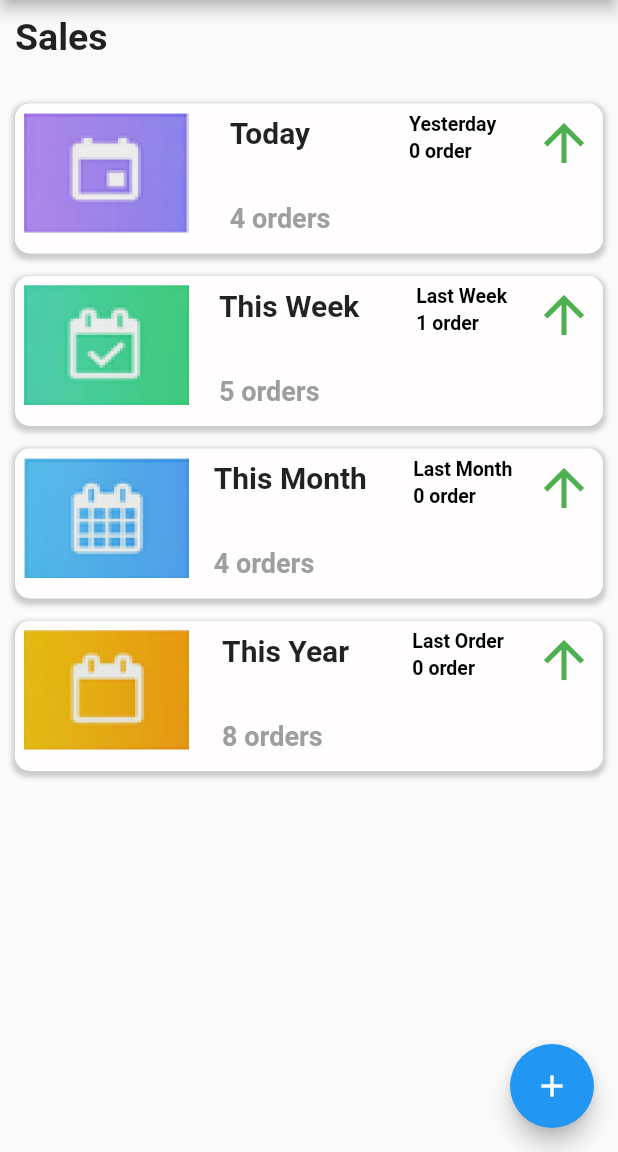
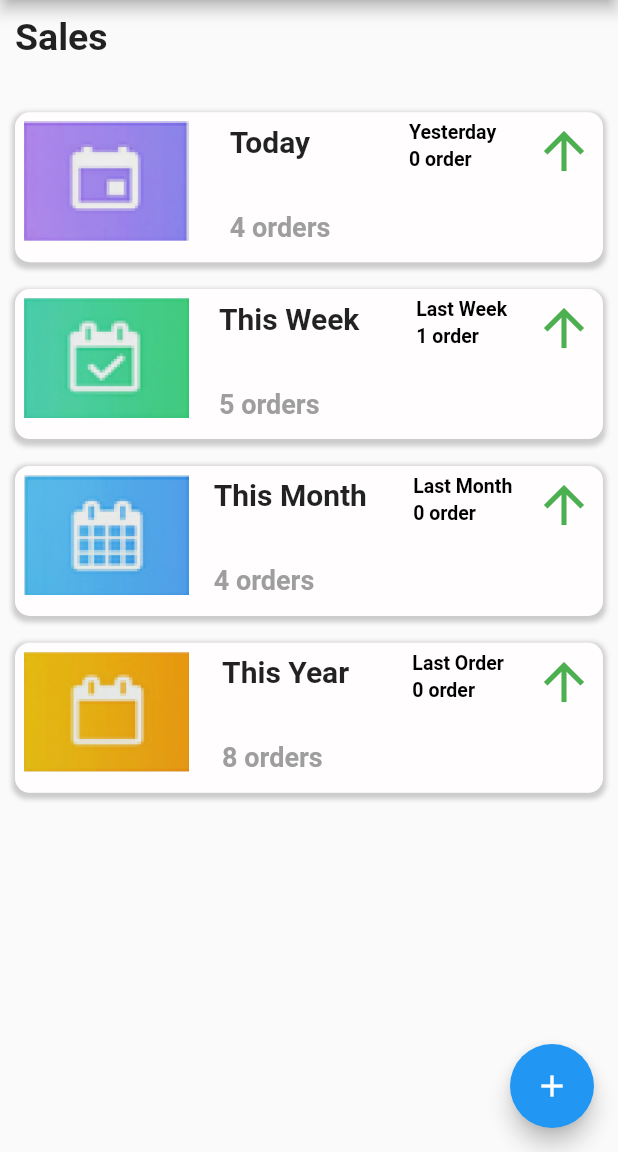
Before and after one commit to dynamic0000/Pivotal-ERP, a Flutter app: the UserHomeScreen screen opened directly, on a phone screen of 412 x 824 dp, the part 84-1236 px from its top. Run offline on Flutter 3.47's test engine with Material 2 defaults, Android fonts, the phone set to English and light mode, and no system bars; drawn by our look-alikes of flutter_speed_dial; our stand-ins replace dotted_border, flutter_screenutil, fluttertoast, form_field_validator.

Commit message:
change in height

```diff
--- a/lib/view/screens/User_home_screen.dart
+++ b/lib/view/screens/User_home_screen.dart
@@ -1,4 +1,5 @@
 import 'package:flutter/material.dart';
+import 'package:flutter_screenutil/flutter_screenutil.dart';
 import 'package:flutter_speed_dial/flutter_speed_dial.dart';
 import 'package:pivotal_erp/view/screens/widgets/drawer_screen.dart';
 import 'package:pivotal_erp/view/screens/widgets/speedDial_icons.dart';
@@ -26,12 +27,12 @@ class _UserHomeScreenState extends State<UserHomeScreen> {
       },
       child: Scaffold(
         appBar: AppBar(
-          title: Text("Dashboard"),
+          title: const Text("Dashboard"),
           centerTitle: true,
         ),
-        drawer: DrawerScreen(),
+        drawer: const DrawerScreen(),
         body: SingleChildScrollView(
-          child: Container(
+          child: SizedBox(
             width: MediaQuery.of(context).size.width,
             height: MediaQuery.of(context).size.height,
             child: Padding(
@@ -41,35 +42,35 @@ class _UserHomeScreenState extends State<UserHomeScreen> {
                 // mainAxisAlignment: MainAxisAlignment.center,
                 children: <Widget>[
                   SizedBox(
-                    width: 60,
+                    width: 60.w,
                   ),
-                  Text(
+                  const Text(
                     "Sales",
                     style: TextStyle(fontWeight: FontWeight.bold, fontSize: 25),
                   ),
                   SizedBox(
-                    height: 30,
+                    height: 30.h,
                   ),
                   salesRow(context, 'images/today.png', 'Today', '4 orders',
                       'Yesterday', '0 order'),
                   SizedBox(
-                    height: 15,
+                    height: 15.h,
                   ),
                   salesRow(context, 'images/week.png', 'This Week', '5 orders',
                       'Last Week', '1 order'),
                   SizedBox(
-                    height: 15,
+                    height: 15.h,
                   ),
                   salesRow(context, 'images/month.png', 'This Month',
                       '4 orders', 'Last Month', '0 order'),
                   SizedBox(
-                    height: 15,
+                    height: 15.h,
                   ),
                   salesRow(context, 'images/year.png', 'This Year', '8 orders',
                       'Last Order', '0 order'),
 
                   /////////second
-                  SizedBox(
+                  const SizedBox(
                     height: 15,
                   ),
                 ],
@@ -92,7 +93,7 @@ class _UserHomeScreenState extends State<UserHomeScreen> {
         //     ),
         //   ),
         // ),
-        floatingActionButton: SpeedDialIcon(),
+        floatingActionButton: const SpeedDialIcon(),
       ),
     );
   }
@@ -104,14 +105,14 @@ class _UserHomeScreenState extends State<UserHomeScreen> {
       width: MediaQuery.of(context).size.width,
       decoration: BoxDecoration(
           border: Border.all(color: Colors.white30, width: 1.0),
-          color: Color.fromARGB(255, 255, 253, 253),
+          color: const Color.fromARGB(255, 255, 253, 253),
           borderRadius: BorderRadius.circular(10),
           boxShadow: [
             BoxShadow(
               color: Colors.grey.withOpacity(0.5),
               spreadRadius: 2, //spread radius
               blurRadius: 2, // blur radius
-              offset: Offset(0, 2),
+              offset: const Offset(0, 2),
             )
           ]),
       child: Padding(
@@ -137,15 +138,15 @@ class _UserHomeScreenState extends State<UserHomeScreen> {
                   children: <Widget>[
                     Text(
                       latestTime,
-                      style:
-                          TextStyle(fontSize: 20, fontWeight: FontWeight.bold),
+                      style: const TextStyle(
+                          fontSize: 20, fontWeight: FontWeight.bold),
                     ),
-                    SizedBox(
+                    const SizedBox(
                       height: 35,
                     ),
                     Text(
                       latestOrder,
-                      style: TextStyle(
+                      style: const TextStyle(
                           fontSize: 18,
                           color: Colors.grey,
                           fontWeight: FontWeight.w700),
@@ -153,7 +154,7 @@ class _UserHomeScreenState extends State<UserHomeScreen> {
                   ],
                 ),
               ),
-              SizedBox(
+              const SizedBox(
                   // width: 68,
                   ),
               //yesterday
@@ -163,17 +164,17 @@ class _UserHomeScreenState extends State<UserHomeScreen> {
                 children: <Widget>[
                   Text(
                     previousTime,
-                    style: TextStyle(
+                    style: const TextStyle(
                         fontSize: 13,
                         fontWeight: FontWeight.w700,
                         color: Colors.black),
                   ),
-                  SizedBox(
+                  const SizedBox(
                     height: 3,
                   ),
                   Text(
                     previousOrder,
-                    style: TextStyle(
+                    style: const TextStyle(
                         fontSize: 13,
                         color: Colors.black,
                         fontWeight: FontWeight.w700),
@@ -184,7 +185,7 @@ class _UserHomeScreenState extends State<UserHomeScreen> {
               Row(
                 // mainAxisAlignment: MainAxisAlignment.start,
                 crossAxisAlignment: CrossAxisAlignment.center,
-                children: [
+                children: const [
                   Icon(
                     Icons.arrow_upward,
                     size: 40,
```
